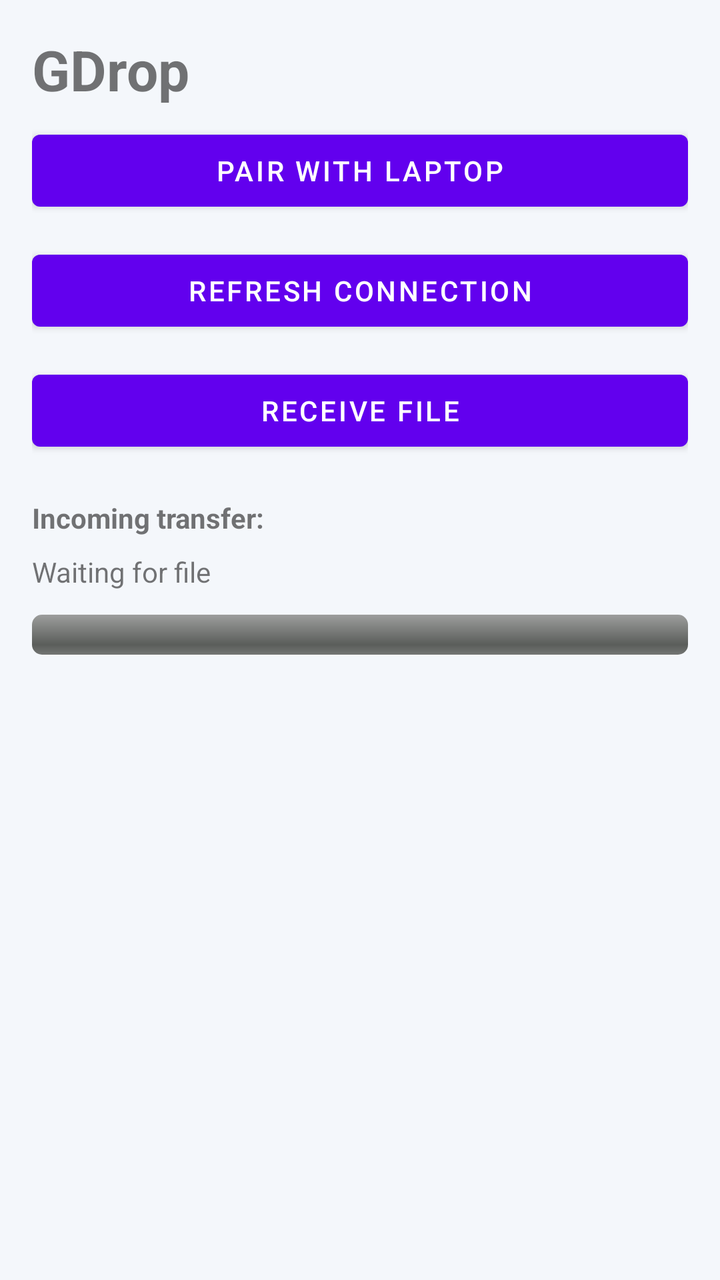
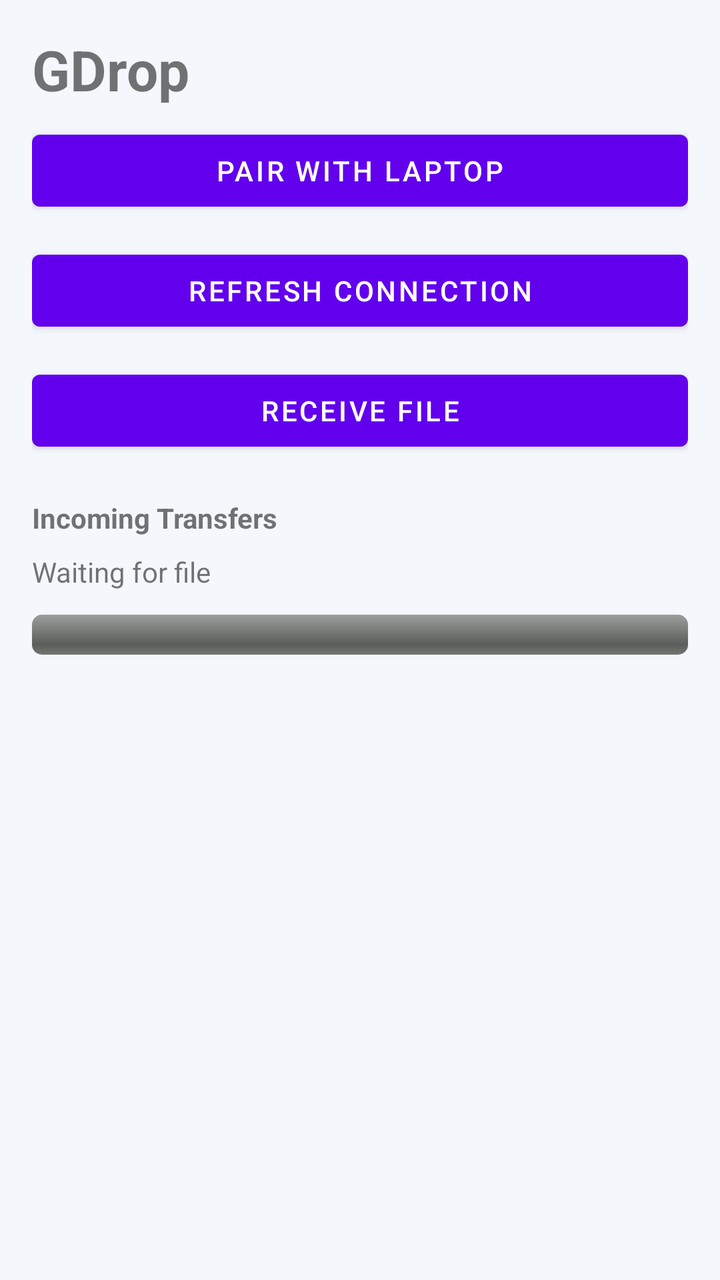

Before-and-after screenshots of an Android layout around one commit, followed by the original layout XML and the change that was made.
<!-- AndroidManifest.xml: application theme Theme.MaterialComponents.DayNight.NoActionBar -->
<!-- res/layout/activity_main.xml -->
<?xml version="1.0" encoding="utf-8"?>
<LinearLayout xmlns:android="http://schemas.android.com/apk/res/android"
    android:layout_width="match_parent"
    android:layout_height="match_parent"
    android:orientation="vertical"
    android:padding="16dp"
    android:background="#f4f7fb">

    <TextView
        android:id="@+id/titleText"
        android:layout_width="match_parent"
        android:layout_height="wrap_content"
        android:text="GDrop"
        android:textSize="28sp"
        android:textStyle="bold"
        android:paddingBottom="8dp" />

    <androidx.cardview.widget.CardView
        android:id="@+id/connectionCard"
        android:layout_width="match_parent"
        android:layout_height="wrap_content"
        android:layout_marginBottom="16dp"
        android:visibility="gone">

        <LinearLayout
            android:layout_width="match_parent"
            android:layout_height="wrap_content"
            android:orientation="vertical"
            android:padding="16dp">

            <TextView
                android:layout_width="wrap_content"
                android:layout_height="wrap_content"
                android:text="Paired with:" />

            <TextView
                android:id="@+id/pairedLabel"
                android:layout_width="wrap_content"
                android:layout_height="wrap_content"
                android:text="Not paired"
                android:textStyle="bold" />

            <TextView
                android:id="@+id/deviceId"
                android:layout_width="wrap_content"
                android:layout_height="wrap_content"
                android:text="Device ID: -"
                android:paddingTop="8dp" />

            <TextView
                android:id="@+id/statusLabel"
                android:layout_width="wrap_content"
                android:layout_height="wrap_content"
                android:text="Disconnected"
                android:textColor="#15803d"
                android:paddingTop="8dp" />
        </LinearLayout>
    </androidx.cardview.widget.CardView>

    <Button
        android:id="@+id/pairButton"
        android:layout_width="match_parent"
        android:layout_height="wrap_content"
        android:text="Pair with laptop"
        android:layout_marginBottom="12dp" />

    <Button
        android:id="@+id/refreshButton"
        android:layout_width="match_parent"
        android:layout_height="wrap_content"
        android:text="Refresh connection"
        android:layout_marginBottom="12dp" />

    <Button
        android:id="@+id/downloadButton"
        android:layout_width="match_parent"
        android:layout_height="wrap_content"
        android:text="Receive file" />

    <TextView
        android:id="@+id/transferName"
        android:layout_width="match_parent"
        android:layout_height="wrap_content"
        android:text="Incoming transfer:"
        android:textStyle="bold"
        android:paddingTop="20dp" />

    <TextView
        android:id="@+id/transferStatus"
        android:layout_width="match_parent"
        android:layout_height="wrap_content"
        android:text="Waiting for file"
        android:paddingTop="8dp" />

    <ProgressBar
        android:id="@+id/progressBar"
        style="@android:style/Widget.ProgressBar.Horizontal"
        android:layout_width="match_parent"
        android:layout_height="wrap_content"
        android:max="100"
        android:progress="0"
        android:paddingTop="12dp" />

</LinearLayout>
<!-- resources referenced by this layout -->
<resources>

</resources>

<!-- the commit's change to res/layout/activity_main.xml (unified diff, before → after) -->
@@ -64,6 +64,13 @@
         android:text="Pair with laptop"
         android:layout_marginBottom="12dp" />
 
+    <androidx.camera.view.PreviewView
+        android:id="@+id/scannerPreview"
+        android:layout_width="match_parent"
+        android:layout_height="320dp"
+        android:layout_marginBottom="12dp"
+        android:visibility="gone" />
+
     <Button
         android:id="@+id/refreshButton"
         android:layout_width="match_parent"
@@ -81,9 +88,15 @@
         android:id="@+id/transferName"
         android:layout_width="match_parent"
         android:layout_height="wrap_content"
-        android:text="Incoming transfer:"
+        android:text="Incoming Transfers"
         android:textStyle="bold"
         android:paddingTop="20dp" />
+
+    <LinearLayout
+        android:id="@+id/transferList"
+        android:layout_width="match_parent"
+        android:layout_height="wrap_content"
+        android:orientation="vertical" />
 
     <TextView
         android:id="@+id/transferStatus"
